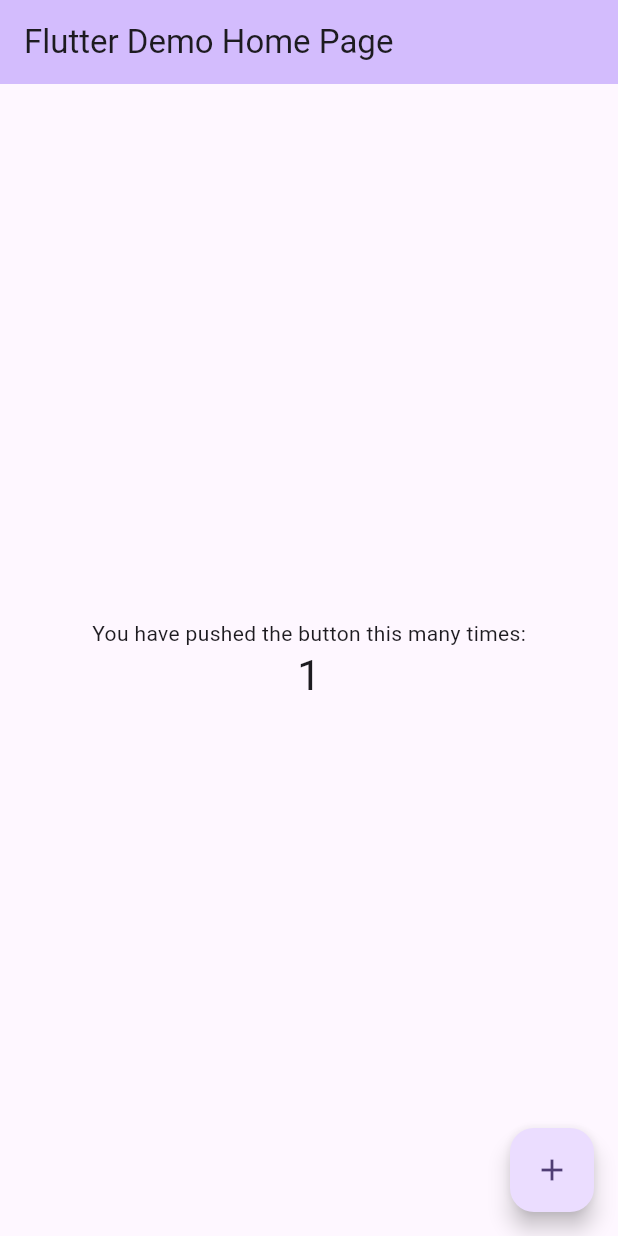
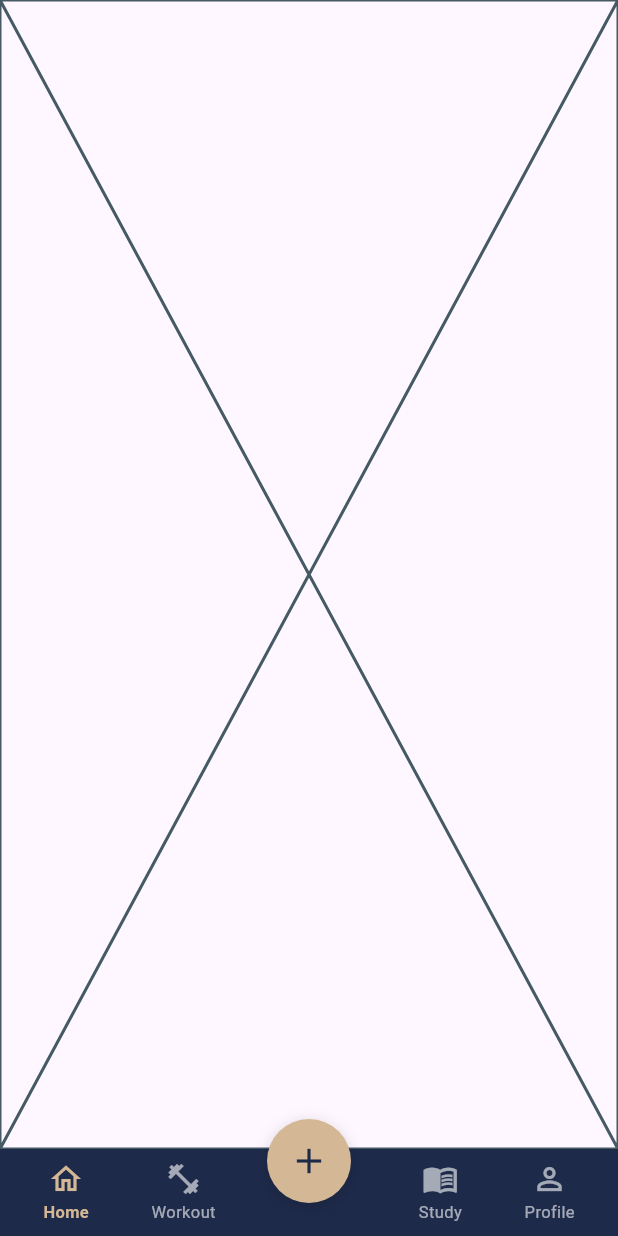
Before and after one commit to Kaido147/Nutrisense-Application, a Flutter app: the screen it shows after launch, after a tap on the "add" icon, on a phone screen of 412 x 824 dp. Run offline on Flutter 3.47's test engine with Material 3 defaults, Android fonts, the phone set to English and light mode, and no system bars.

Commit message:
Pabibog Commit

```diff
--- /dev/null
+++ b/lib/layout/main_navigation.dart
@@ -0,0 +1,121 @@
+import 'package:flutter/material.dart';
+import '../pages/home.dart';
+import '../pages/workout.dart';
+import '../pages/study.dart';
+import '../pages/profile.dart';
+
+class MainNavigation extends StatefulWidget {
+  const MainNavigation({super.key});
+
+  @override
+  State<MainNavigation> createState() => _MainNavigationState();
+}
+
+class _MainNavigationState extends State<MainNavigation> {
+  int _currentIndex = 0;
+
+  static const Color _navyBlue = Color(0xFF1E2A4A);
+  static const Color _goldTan = Color(0xFFD4B896);
+
+  // Only 4 real pages — no FAB page
+  final List<Widget> _pages = const [
+    HomePage(),
+    WorkoutPage(),
+    StudyPage(),
+    ProfilePage(),
+  ];
+
+  // Maps nav button index (0,1,3,4) → page index (0,1,2,3) Galing Ecantadia
+  int _navToPage(int navIndex) {
+  if (navIndex > 2) return navIndex - 1;
+  return navIndex;
+  }
+
+  @override
+  Widget build(BuildContext context) {
+    return Scaffold(
+      body: IndexedStack(
+        index: _currentIndex,
+        children: _pages,
+      ),
+      bottomNavigationBar: SizedBox(
+        child: Stack(
+          clipBehavior: Clip.none,
+          children: [
+            // Nav bar background
+            Container(
+              decoration: const BoxDecoration(
+                color: _navyBlue,
+              ),
+              padding: const EdgeInsets.symmetric(horizontal: 8, vertical: 8),
+              child: Row(
+                mainAxisAlignment: MainAxisAlignment.spaceAround,
+                children: [
+                  _buildNavItem(Icons.home_outlined, 'Home', 0),
+                  _buildNavItem(Icons.fitness_center_outlined, 'Workout', 1),
+                  const SizedBox(width: 52), // space for FAB
+                  _buildNavItem(Icons.menu_book_outlined, 'Study', 3),
+                  _buildNavItem(Icons.person_outline, 'Profile', 4),
+                ],
+              ),
+            ),
+            // Overlapping center FAB
+            Positioned(
+              top: -20,
+              left: 0,
+              right: 0,
+              child: Center(
+                child: GestureDetector(
+                  onTap: () {},
+                  child: Container(
+                    width: 56,
+                    height: 56,
+                    decoration: BoxDecoration(
+                      color: _goldTan,
+                      shape: BoxShape.circle,
+                      boxShadow: [
+                        BoxShadow(
+                          color: Colors.black.withOpacity(0.15),
+                          blurRadius: 8,
+                          offset: const Offset(0, 2),
+                        ),
+                      ],
+                    ),
+                    child: const Icon(Icons.add, color: _navyBlue, size: 28),
+                  ),
+                ),
+              ),
+            ),
+          ],
+        ),
+      ),
+    );
+  }
+
+  Widget _buildNavItem(IconData icon, String label, int navIndex) {
+    final bool isSelected = _currentIndex == _navToPage(navIndex);
+    return GestureDetector(
+      onTap: () => setState(() => _currentIndex = _navToPage(navIndex)),
+      child: Column(
+        mainAxisSize: MainAxisSize.min,
+        mainAxisAlignment: MainAxisAlignment.center,
+        children: [
+          Icon(
+            icon,
+            color: isSelected ? _goldTan : Colors.white.withOpacity(0.6),
+            size: 24,
+          ),
+          const SizedBox(height: 2),
+          Text(
+            label,
+            style: TextStyle(
+              fontSize: 11,
+              color: isSelected ? _goldTan : Colors.white.withOpacity(0.6),
+              fontWeight: isSelected ? FontWeight.w600 : FontWeight.normal,
+            ),
+          ),
+        ],
+      ),
+    );
+  }
+}
--- a/lib/main.dart
+++ b/lib/main.dart
@@ -1,4 +1,5 @@
 import 'package:flutter/material.dart';
+import 'layout/main_navigation.dart';
 
 void main() {
   runApp(const MyApp());
@@ -10,113 +11,9 @@ class MyApp extends StatelessWidget {
   // This widget is the root of your application.
   @override
   Widget build(BuildContext context) {
-    return MaterialApp(
-      title: 'Flutter Demo',
-      theme: ThemeData(
-        // This is the theme of your application.
-        //
-        // TRY THIS: Try running your application with "flutter run". You'll see
-        // the application has a purple toolbar. Then, without quitting the app,
-        // try changing the seedColor in the colorScheme below to Colors.green
-        // and then invoke "hot reload" (save your changes or press the "hot
-        // reload" button in a Flutter-supported IDE, or press "r" if you used
-        // the command line to start the app).
-        //
-        // Notice that the counter didn't reset back to zero; the application
-        // state is not lost during the reload. To reset the state, use hot
-        // restart instead.
-        //
-        // This works for code too, not just values: Most code changes can be
-        // tested with just a hot reload.
-        colorScheme: .fromSeed(seedColor: Colors.deepPurple),
-      ),
-      home: const MyHomePage(title: 'Flutter Demo Home Page'),
+    return const MaterialApp(
+      debugShowCheckedModeBanner: false,
+      home: MainNavigation(),
     );
   }
 }
-
-class MyHomePage extends StatefulWidget {
-  const MyHomePage({super.key, required this.title});
-
-  // This widget is the home page of your application. It is stateful, meaning
-  // that it has a State object (defined below) that contains fields that affect
-  // how it looks.
-
-  // This class is the configuration for the state. It holds the values (in this
-  // case the title) provided by the parent (in this case the App widget) and
-  // used by the build method of the State. Fields in a Widget subclass are
-  // always marked "final".
-
-  final String title;
-
-  @override
-  State<MyHomePage> createState() => _MyHomePageState();
-}
-
-class _MyHomePageState extends State<MyHomePage> {
-  int _counter = 0;
-
-  void _incrementCounter() {
-    setState(() {
-      // This call to setState tells the Flutter framework that something has
-      // changed in this State, which causes it to rerun the build method below
-      // so that the display can reflect the updated values. If we changed
-      // _counter without calling setState(), then the build method would not be
-      // called again, and so nothing would appear to happen.
-      _counter++;
-    });
-  }
-
-  @override
-  Widget build(BuildContext context) {
-    // This method is rerun every time setState is called, for instance as done
-    // by the _incrementCounter method above.
-    //
-    // The Flutter framework has been optimized to make rerunning build methods
-    // fast, so that you can just rebuild anything that needs updating rather
-    // than having to individually change instances of widgets.
-    return Scaffold(
-      appBar: AppBar(
-        // TRY THIS: Try changing the color here to a specific color (to
-        // Colors.amber, perhaps?) and trigger a hot reload to see the AppBar
-        // change color while the other colors stay the same.
-        backgroundColor: Theme.of(context).colorScheme.inversePrimary,
-        // Here we take the value from the MyHomePage object that was created by
-        // the App.build method, and use it to set our appbar title.
-        title: Text(widget.title),
-      ),
-      body: Center(
-        // Center is a layout widget. It takes a single child and positions it
-        // in the middle of the parent.
-        child: Column(
-          // Column is also a layout widget. It takes a list of children and
-          // arranges them vertically. By default, it sizes itself to fit its
-          // children horizontally, and tries to be as tall as its parent.
-          //
-          // Column has various properties to control how it sizes itself and
-          // how it positions its children. Here we use mainAxisAlignment to
-          // center the children vertically; the main axis here is the vertical
-          // axis because Columns are vertical (the cross axis would be
-          // horizontal).
-          //
-          // TRY THIS: Invoke "debug painting" (choose the "Toggle Debug Paint"
-          // action in the IDE, or press "p" in the console), to see the
-          // wireframe for each widget.
-          mainAxisAlignment: .center,
-          children: [
-            const Text('You have pushed the button this many times:'),
-            Text(
-              '$_counter',
-              style: Theme.of(context).textTheme.headlineMedium,
-            ),
-          ],
-        ),
-      ),
-      floatingActionButton: FloatingActionButton(
-        onPressed: _incrementCounter,
-        tooltip: 'Increment',
-        child: const Icon(Icons.add),
-      ),
-    );
-  }
-}
--- /dev/null
+++ b/lib/pages/home.dart
@@ -0,0 +1,10 @@
+import 'package:flutter/material.dart';
+
+class HomePage extends StatelessWidget {
+  const HomePage({super.key});
+
+  @override
+  Widget build(BuildContext context) {
+    return const Placeholder();
+  }
+}
--- /dev/null
+++ b/lib/pages/profile.dart
@@ -0,0 +1,10 @@
+import 'package:flutter/material.dart';
+
+class ProfilePage extends StatelessWidget {
+  const ProfilePage({super.key});
+
+  @override
+  Widget build(BuildContext context) {
+    return const Placeholder();
+  }
+}
--- /dev/null
+++ b/lib/pages/study.dart
@@ -0,0 +1,10 @@
+import 'package:flutter/material.dart';
+
+class StudyPage extends StatelessWidget {
+  const StudyPage({super.key});
+
+  @override
+  Widget build(BuildContext context) {
+    return const Placeholder();
+  }
+}
--- /dev/null
+++ b/lib/pages/workout.dart
@@ -0,0 +1,123 @@
+import 'package:flutter/material.dart';
+
+class WorkoutPage extends StatefulWidget {
+  const WorkoutPage({super.key});
+
+  @override
+  State<WorkoutPage> createState() => _WorkoutPageState();
+}
+
+class _WorkoutPageState extends State<WorkoutPage> {
+  int _selectedTab = 0;
+
+
+  static const Color _navyBlue = Color(0xFF1E2A4A);
+  static const Color _lightBg = Color(0xFFF5F0EA);
+  static const Color _goldTan = Color(0xFFD4B896);
+
+  @override
+  Widget build(BuildContext context) {
+    return Scaffold(
+      backgroundColor: _lightBg,
+      body: Column(
+        children: [
+          Stack(
+            clipBehavior: Clip.none,
+            children: [
+              // Navy header
+              Container(
+                width: double.infinity,
+                decoration: const BoxDecoration(
+                  color: _navyBlue,
+                  borderRadius: BorderRadius.only(
+                    bottomLeft: Radius.circular(28),
+                    bottomRight: Radius.circular(28),
+                  ),
+                ),
+                padding: EdgeInsets.only(
+                  top: MediaQuery.of(context).padding.top + 60,
+                  left: 20,
+                  right: 20,
+                  bottom: 40,
+                ),
+                child: Column(
+                  crossAxisAlignment: CrossAxisAlignment.start,
+                  children: [
+                    const Text(
+                      'Wellness Hub',
+                      style: TextStyle(
+                        color: Colors.white,
+                        fontSize: 26,
+                        fontWeight: FontWeight.bold,
+                      ),
+                    ),
+                    const SizedBox(height: 4),
+                    Text(
+                      'Your fitness & nutrition tracker',
+                      style: TextStyle(
+                        color: _goldTan,
+                        fontSize: 13,
+                      ),
+                    ),
+                  ],
+                ),
+              ),
+              // Tab toggle overlapping bottom edge
+              Positioned(
+                bottom: -22,
+                left: 40,
+                right: 40,
+                child: Container(
+                  decoration: BoxDecoration(
+                    color: Colors.white,
+                    borderRadius: BorderRadius.circular(30),
+                    boxShadow: [
+                      BoxShadow(
+                        color: Colors.black.withValues(alpha: 0.1),
+                        blurRadius: 10,
+                        offset: const Offset(0, 4),
+                      ),
+                    ],
+                  ),
+                  child: Row(
+                    children: [
+                      _buildTab('Workout', 0),
+                      _buildTab('Nutrition', 1),
+                    ],
+                  ),
+                ),
+              ),
+            ],
+          ),
+        ],
+      ),
+    );
+  }
+
+  Widget _buildTab(String label, int index) {
+    final isSelected = _selectedTab == index;
+    return Expanded(
+      child: GestureDetector(
+        onTap: () => setState(() => _selectedTab = index),
+        child: AnimatedContainer(
+          duration: const Duration(milliseconds: 200),
+          margin: const EdgeInsets.all(4),
+          padding: const EdgeInsets.symmetric(vertical: 12),
+          decoration: BoxDecoration(
+            color: isSelected ? _navyBlue : Colors.transparent,
+            borderRadius: BorderRadius.circular(25),
+          ),
+          alignment: Alignment.center,
+          child: Text(
+            label,
+            style: TextStyle(
+              color: isSelected ? Colors.white : const Color(0xFF718096),
+              fontWeight: FontWeight.w600,
+              fontSize: 14,
+            ),
+          ),
+        ),
+      ),
+    );
+  }
+}
```
